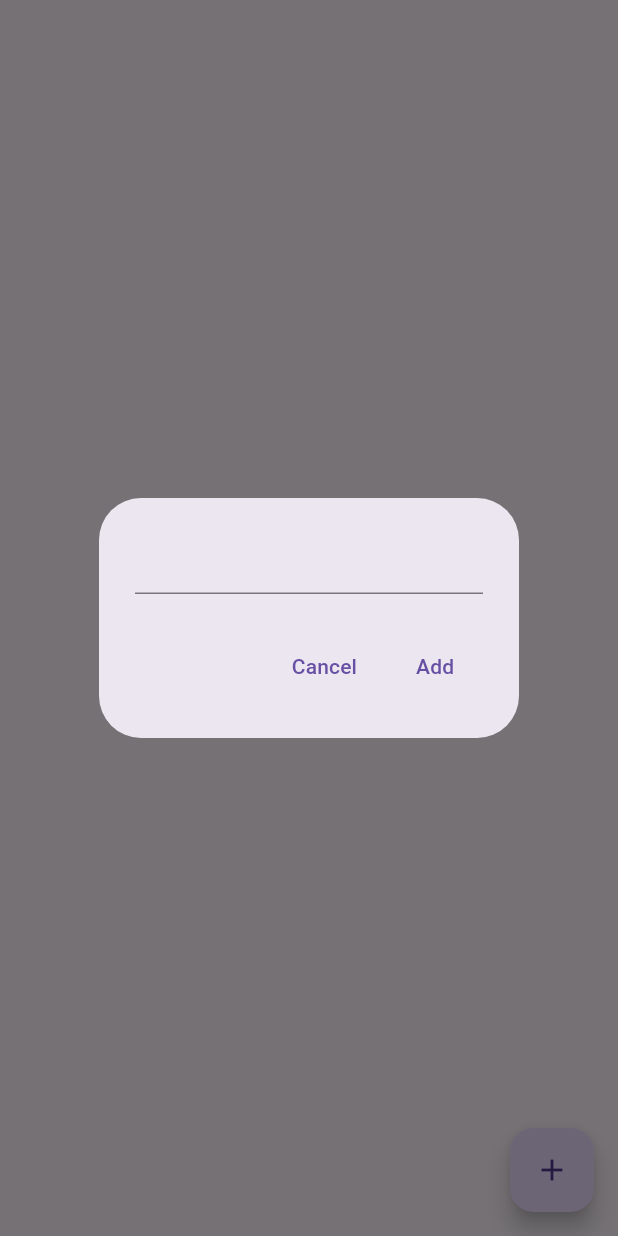
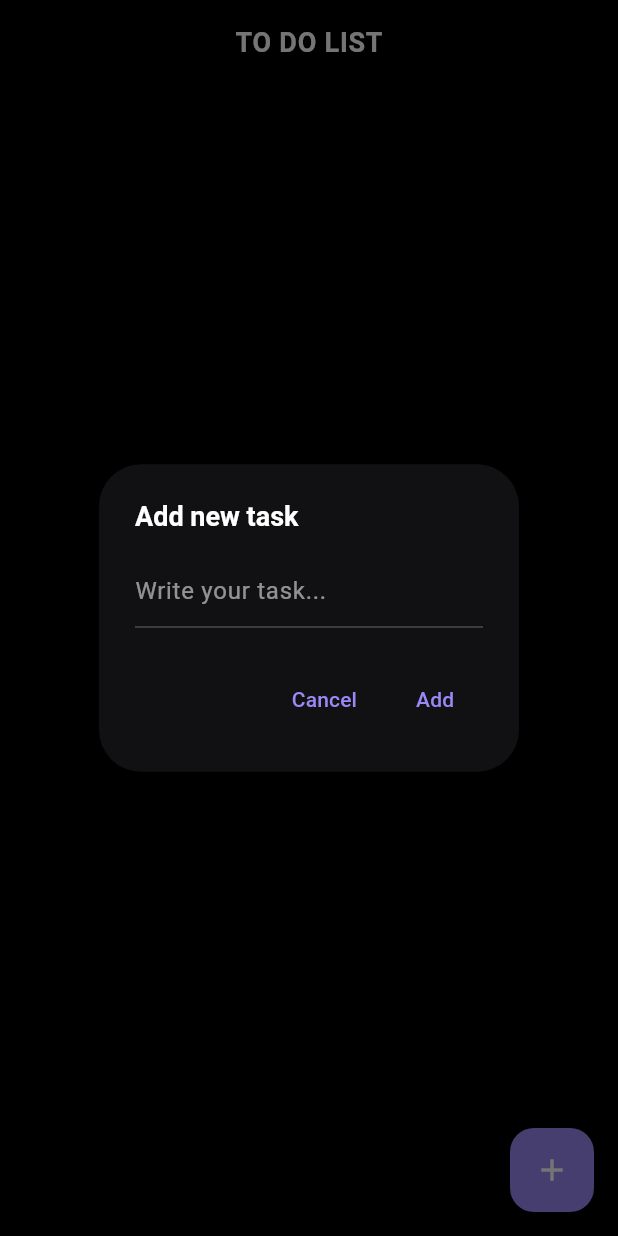
Before and after one commit to Deviitt11/to_do_bloc_app, a Flutter app: the screen it shows after launch, after a tap on the "add" icon, on a phone screen of 412 x 824 dp. Run offline on Flutter 3.47's test engine with Material 3 defaults, Android fonts, the phone set to English and light mode, and no system bars; our stand-ins replace flutter_bloc, isar; accounts and stored records are empty; generated files the repository leaves out were written again.

Commit message:
Dark Theme - 21ago

```diff
--- a/lib/main.dart
+++ b/lib/main.dart
@@ -32,8 +32,81 @@ class ToDoBlocApp extends StatelessWidget {
 
   @override
   Widget build(BuildContext context) {
+
+    // tema oscuro
+    final baseDark = ThemeData.dark();
+
+    final darkTheme = baseDark.copyWith(
+
+      // fondo negro
+      scaffoldBackgroundColor: Colors.black,
+
+      // esquema de color oscuro con acento morado suave
+      colorScheme: baseDark.colorScheme.copyWith(
+        primary: const Color(0xFF9B87F5),
+        secondary: const Color(0xFFB69DF7),
+        surface: const Color(0xFF111113),
+        onSurface: Colors.white,
+        brightness: Brightness.dark,
+      ),
+
+      // textos en blanco por defecto
+      textTheme: baseDark.textTheme.apply(
+        bodyColor: Colors.white,
+        displayColor: Colors.white,
+      ),
+
+      // AppBar oscura con título centrado
+      appBarTheme: const AppBarTheme(
+        backgroundColor: Colors.black,
+        foregroundColor: Colors.white,
+        centerTitle: true,
+        elevation: 0,
+        titleTextStyle: TextStyle(
+          color: Colors.white,
+          fontWeight: FontWeight.w600,
+          fontSize: 18,
+          letterSpacing: 0.5,
+        ),
+      ),
+
+      // FAB con texto blanco
+      floatingActionButtonTheme: const FloatingActionButtonThemeData(
+        backgroundColor: Color(0xFF9B87F5),
+        foregroundColor: Colors.white,
+      ),
+
+      // checkbox morado + check blanco
+      checkboxTheme: CheckboxThemeData(
+        fillColor: const WidgetStatePropertyAll(Color(0xFF9B87F5)),
+        checkColor: const WidgetStatePropertyAll(Colors.white),
+      ),
+
+      // ListTile e iconos en blanco tenue
+      listTileTheme: const ListTileThemeData(
+        iconColor: Colors.white70,
+        textColor: Colors.white,
+      ),
+
+      // diálogos oscuros para inputs
+      dialogTheme: const DialogTheme(
+        backgroundColor: Color(0xFF111113),
+        surfaceTintColor: Colors.transparent,
+        titleTextStyle: TextStyle(color: Colors.white, fontSize: 18, fontWeight: FontWeight.w600),
+        contentTextStyle: TextStyle(color: Colors.white70, fontSize: 16),
+      ),
+
+      // divisor sutil
+      dividerTheme: const DividerThemeData(
+        color: Colors.white12,
+        thickness: 0.6
+      ),
+    );
+
     return MaterialApp(
       debugShowCheckedModeBanner: false,
+      theme: darkTheme, // establezco el tema oscuro
+      themeMode: ThemeMode.dark, // fuerzo el modo oscuro
       home: TodoPage(todoRepo: todoRepo),
     );
   }
--- a/lib/presentation/todo_view.dart
+++ b/lib/presentation/todo_view.dart
@@ -23,7 +23,26 @@ class TodoView extends StatelessWidget {
     showDialog(
       context: context,
       builder: (context) => AlertDialog(
-        content: TextField(controller: textController),
+
+        // título del díalogo
+        title: const Text("Add new task"),
+        content: TextField(
+          controller: textController,
+
+          // estukis para texto en tema oscuro
+          style: const TextStyle(color: Colors.white),
+          cursorColor: Theme.of(context).colorScheme.primary,
+          decoration: const InputDecoration(
+            hintText: "Write your task...",
+            hintStyle: TextStyle(color: Colors.white54),
+            enabledBorder: UnderlineInputBorder(
+              borderSide: BorderSide(color: Colors.white24),
+            ),
+            focusedBorder: UnderlineInputBorder(
+              borderSide: BorderSide(color: Colors.white70),
+            ),
+          ),
+        ),
         actions: [
 
           // btn cancelar
@@ -49,11 +68,19 @@ class TodoView extends StatelessWidget {
   @override
   Widget build(BuildContext context) {
 
+    // tema oscuro
+    final theme = Theme.of(context);
+
     // cubit todo
     final todoCubit = context.read<TodoCubit>();
 
     // SCAFFOLD
     return Scaffold(
+
+      // AppBar con el título centrado
+      appBar: AppBar(
+        title: const Text("TO DO LIST"),
+      ),
 
       // FAB
       floatingActionButton: FloatingActionButton(
@@ -64,6 +91,16 @@ class TodoView extends StatelessWidget {
       // BLOC BUILDER
       body: BlocBuilder<TodoCubit, List<Todo>>(
         builder: (context, todos) {
+
+          // estado vacío elegante si la lista está vacía
+          if(todos.isEmpty) {
+            return Center(
+              child: Text(
+                "No tasks yet",
+                style: theme.textTheme.titleMedium?.copyWith(color: Colors.white54),
+              ),
+            );
+          }
 
           // list view
           return ListView.builder(
@@ -77,7 +114,14 @@ class TodoView extends StatelessWidget {
               return ListTile(
 
                 // texto
-                title: Text(todo.text),
+                title: Text(
+                  todo.text,
+                  style: TextStyle(
+                    color: Colors.white,
+                    decoration: todo.isCompleted ? TextDecoration.lineThrough : null,
+                    decorationColor: Colors.white54,
+                  ),
+                ),
 
                 // check box
                 leading: Checkbox(
@@ -88,6 +132,7 @@ class TodoView extends StatelessWidget {
                 // btn delete
                 trailing: IconButton(
                   icon: const Icon(Icons.cancel),
+                  color: Colors.white70, // icono color tenue
                   onPressed: () => todoCubit.deleteTodo(todo),
                 ),
               );
```
